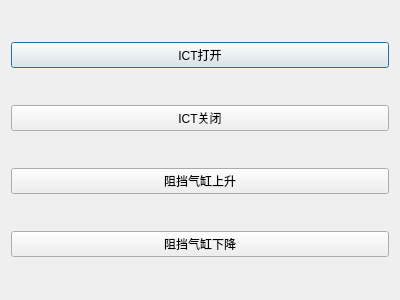
First picture: the form in debugdialog.ui, repository eveningwyn/ICT_UR10, before the edit.
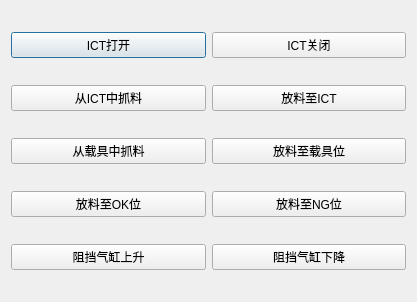
Second picture: the form after the edit. Icons and pictures are not drawn.

```diff
--- a/debugdialog.ui
+++ b/debugdialog.ui
@@ -6,8 +6,8 @@
    <rect>
     <x>0</x>
     <y>0</y>
-    <width>400</width>
-    <height>300</height>
+    <width>417</width>
+    <height>302</height>
    </rect>
   </property>
   <property name="windowTitle">
@@ -21,21 +21,63 @@
      </property>
     </widget>
    </item>
-   <item row="1" column="0">
-    <widget class="QPushButton" name="pushButton_Close">
+   <item row="0" column="1">
+    <widget class="QPushButton" name="pushButton_ICTClose">
      <property name="text">
       <string>ICT关闭</string>
      </property>
     </widget>
    </item>
+   <item row="1" column="0">
+    <widget class="QPushButton" name="pushButton_pickUp_ICT">
+     <property name="text">
+      <string>从ICT中抓料</string>
+     </property>
+    </widget>
+   </item>
+   <item row="1" column="1">
+    <widget class="QPushButton" name="pushButton_place_ICT">
+     <property name="text">
+      <string>放料至ICT</string>
+     </property>
+    </widget>
+   </item>
    <item row="2" column="0">
+    <widget class="QPushButton" name="pushButton_pickUp_Carrier">
+     <property name="text">
+      <string>从载具中抓料</string>
+     </property>
+    </widget>
+   </item>
+   <item row="2" column="1">
+    <widget class="QPushButton" name="pushButton_place_Carrier">
+     <property name="text">
+      <string>放料至载具位</string>
+     </property>
+    </widget>
+   </item>
+   <item row="3" column="0">
+    <widget class="QPushButton" name="pushButton_place_OK">
+     <property name="text">
+      <string>放料至OK位</string>
+     </property>
+    </widget>
+   </item>
+   <item row="3" column="1">
+    <widget class="QPushButton" name="pushButton_place_NG">
+     <property name="text">
+      <string>放料至NG位</string>
+     </property>
+    </widget>
+   </item>
+   <item row="4" column="0">
     <widget class="QPushButton" name="pushButton_cylinder_up">
      <property name="text">
       <string>阻挡气缸上升</string>
      </property>
     </widget>
    </item>
-   <item row="3" column="0">
+   <item row="4" column="1">
     <widget class="QPushButton" name="pushButton_cylinder_down">
      <property name="text">
       <string>阻挡气缸下降</string>
```
Left out of the diff: 10 changed lines with no effect on the pictures.
